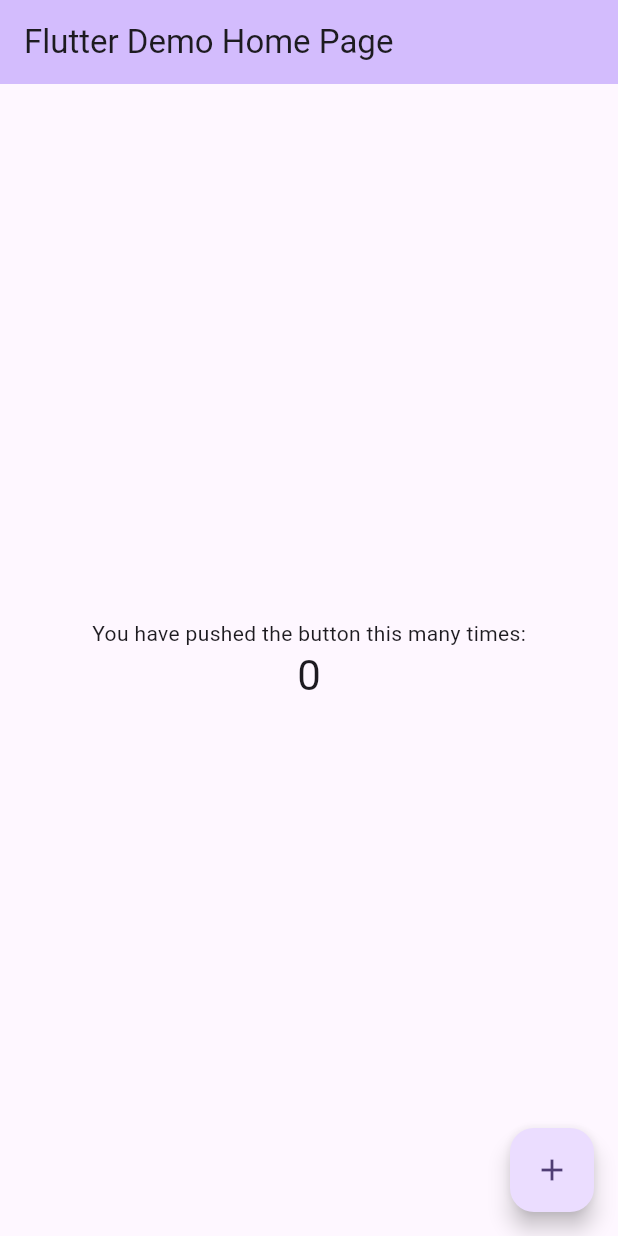
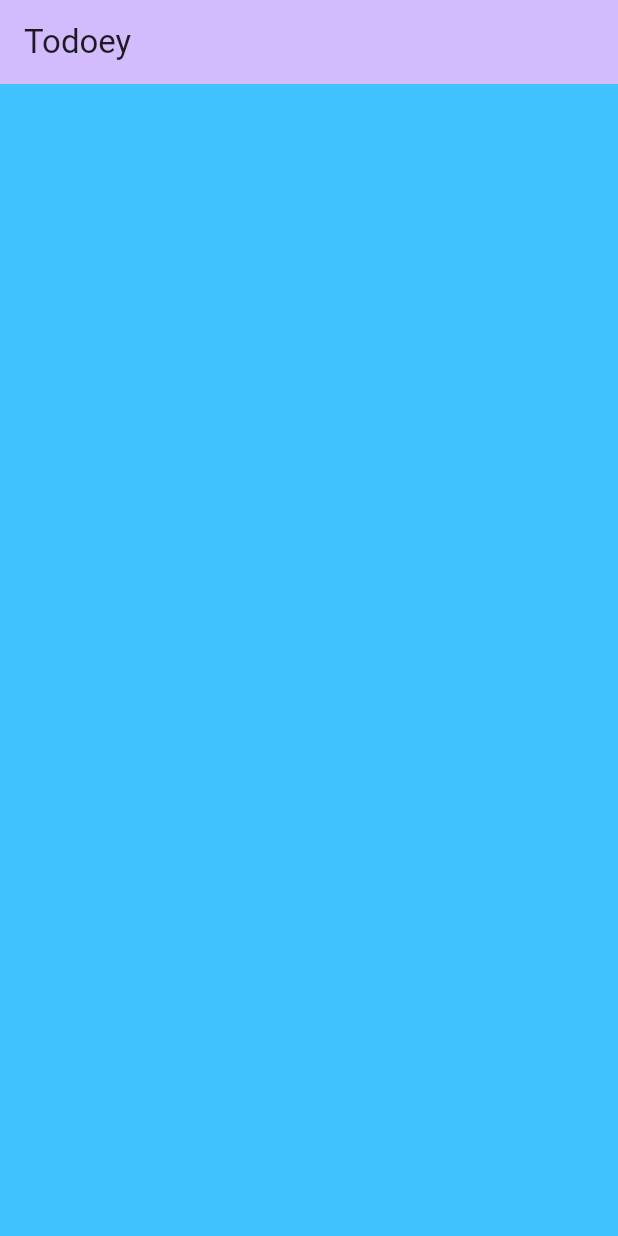
Before and after one commit to pranaypatel512/flutter_todoey, a Flutter app: the screen it shows after launch, on a phone screen of 412 x 824 dp. Run offline on Flutter 3.47's test engine with Material 2 defaults, Android fonts, the phone set to English and light mode, and no system bars.

Commit message:
refactor todo screen

```diff
--- a/lib/main.dart
+++ b/lib/main.dart
@@ -1,4 +1,5 @@
 import 'package:flutter/material.dart';
+import 'package:flutter_todoey/screens/tasks_screen.dart';
 
 void main() {
   runApp(const MyApp());
@@ -11,7 +12,7 @@ class MyApp extends StatelessWidget {
   @override
   Widget build(BuildContext context) {
     return MaterialApp(
-      title: 'Flutter Demo',
+      title: 'Todoey',
       theme: ThemeData(
         // This is the theme of your application.
         //
@@ -31,95 +32,7 @@ class MyApp extends StatelessWidget {
         colorScheme: ColorScheme.fromSeed(seedColor: Colors.deepPurple),
         useMaterial3: true,
       ),
-      home: const MyHomePage(title: 'Flutter Demo Home Page'),
+      home: TasksScreen(),
     );
   }
 }
-
-class MyHomePage extends StatefulWidget {
-  const MyHomePage({super.key, required this.title});
-
-  // This widget is the home page of your application. It is stateful, meaning
-  // that it has a State object (defined below) that contains fields that affect
-  // how it looks.
-
-  // This class is the configuration for the state. It holds the values (in this
-  // case the title) provided by the parent (in this case the App widget) and
-  // used by the build method of the State. Fields in a Widget subclass are
-  // always marked "final".
-
-  final String title;
-
-  @override
-  State<MyHomePage> createState() => _MyHomePageState();
-}
-
-class _MyHomePageState extends State<MyHomePage> {
-  int _counter = 0;
-
-  void _incrementCounter() {
-    setState(() {
-      // This call to setState tells the Flutter framework that something has
-      // changed in this State, which causes it to rerun the build method below
-      // so that the display can reflect the updated values. If we changed
-      // _counter without calling setState(), then the build method would not be
-      // called again, and so nothing would appear to happen.
-      _counter++;
-    });
-  }
-
-  @override
-  Widget build(BuildContext context) {
-    // This method is rerun every time setState is called, for instance as done
-    // by the _incrementCounter method above.
-    //
-    // The Flutter framework has been optimized to make rerunning build methods
-    // fast, so that you can just rebuild anything that needs updating rather
-    // than having to individually change instances of widgets.
-    return Scaffold(
-      appBar: AppBar(
-        // TRY THIS: Try changing the color here to a specific color (to
-        // Colors.amber, perhaps?) and trigger a hot reload to see the AppBar
-        // change color while the other colors stay the same.
-        backgroundColor: Theme.of(context).colorScheme.inversePrimary,
-        // Here we take the value from the MyHomePage object that was created by
-        // the App.build method, and use it to set our appbar title.
-        title: Text(widget.title),
-      ),
-      body: Center(
-        // Center is a layout widget. It takes a single child and positions it
-        // in the middle of the parent.
-        child: Column(
-          // Column is also a layout widget. It takes a list of children and
-          // arranges them vertically. By default, it sizes itself to fit its
-          // children horizontally, and tries to be as tall as its parent.
-          //
-          // Column has various properties to control how it sizes itself and
-          // how it positions its children. Here we use mainAxisAlignment to
-          // center the children vertically; the main axis here is the vertical
-          // axis because Columns are vertical (the cross axis would be
-          // horizontal).
-          //
-          // TRY THIS: Invoke "debug painting" (choose the "Toggle Debug Paint"
-          // action in the IDE, or press "p" in the console), to see the
-          // wireframe for each widget.
-          mainAxisAlignment: MainAxisAlignment.center,
-          children: <Widget>[
-            const Text(
-              'You have pushed the button this many times:',
-            ),
-            Text(
-              '$_counter',
-              style: Theme.of(context).textTheme.headlineMedium,
-            ),
-          ],
-        ),
-      ),
-      floatingActionButton: FloatingActionButton(
-        onPressed: _incrementCounter,
-        tooltip: 'Increment',
-        child: const Icon(Icons.add),
-      ), // This trailing comma makes auto-formatting nicer for build methods.
-    );
-  }
-}
--- /dev/null
+++ b/lib/screens/tasks_screen.dart
@@ -0,0 +1,24 @@
+import 'package:flutter/material.dart';
+
+class TasksScreen extends StatefulWidget {
+  @override
+  State<TasksScreen> createState() => _TasksScreenState();
+}
+
+class _TasksScreenState extends State<TasksScreen> {
+  @override
+  Widget build(BuildContext context) {
+    return Scaffold(
+        backgroundColor: Colors.lightBlueAccent,
+        appBar: AppBar(
+          // TRY THIS: Try changing the color here to a specific color (to
+          // Colors.amber, perhaps?) and trigger a hot reload to see the AppBar
+          // change color while the other colors stay the same.
+          backgroundColor: Theme.of(context).colorScheme.inversePrimary,
+          // Here we take the value from the MyHomePage object that was created by
+          // the App.build method, and use it to set our appbar title.
+          title: Text('Todoey'),
+        ),
+        body: Center());
+  }
+}
```
